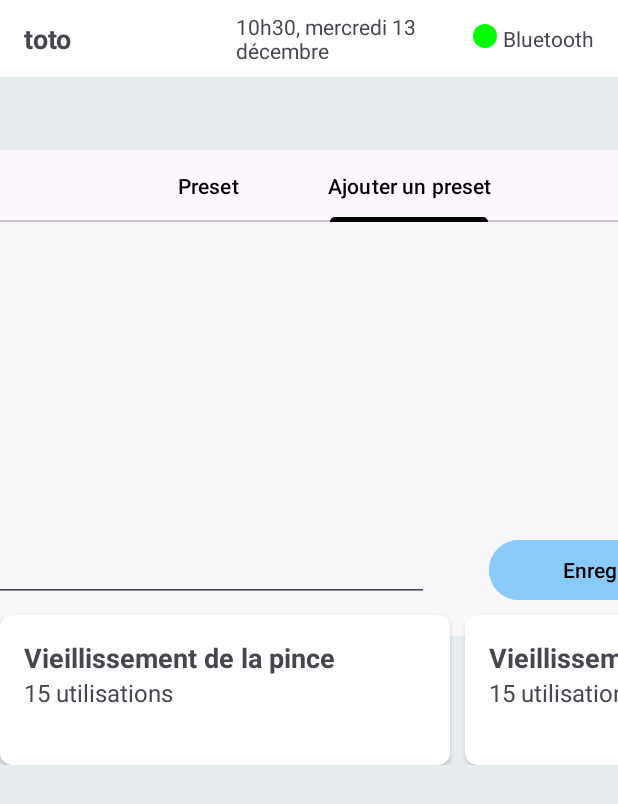
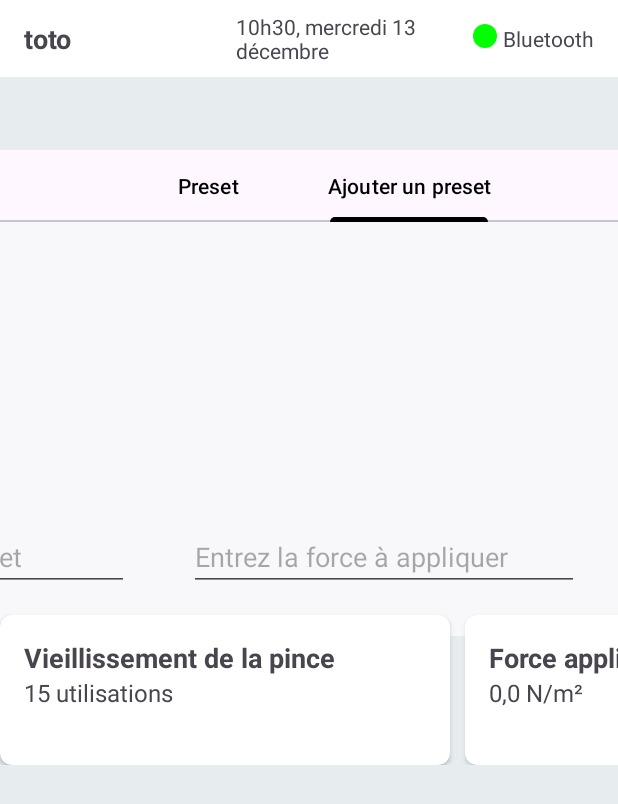
Before and after one commit to Maeva-B/Pince, an Android app: the screen it shows after launch (MainActivity), tab 2 chosen, on a phone screen of 412 x 824 dp. Shown: the top 804 px of the screen. Run offline under Robolectric (Android 15) with nearby library versions, the phone set to English and light mode, and no system bars.

Commit message:
version stable et propre

```diff
--- a/app/src/main/java/com/pince/app/MainActivity.java
+++ b/app/src/main/java/com/pince/app/MainActivity.java
@@ -89,13 +89,15 @@ public class MainActivity extends AppCompatActivity {
             Button presetButton1 = findViewById(R.id.presetButton1);
             Button presetButton2 = findViewById(R.id.presetButton2);
             Button presetButton3 = findViewById(R.id.presetButton3);
-            EditText editTexteInput = findViewById(R.id.addTextPreset);
+            EditText nomPreset = findViewById(R.id.nomPreset);
+            EditText forcePreset = findViewById(R.id.forcePreset);
             Spinner spinnerPreset = findViewById(R.id.spinner);
             presetButton1.setVisibility(View.VISIBLE);
             presetButton2.setVisibility(View.VISIBLE);
             spinnerPreset.setVisibility(View.VISIBLE);
             presetButton3.setVisibility(View.GONE);
-            editTexteInput.setVisibility(View.GONE);
+            nomPreset.setVisibility(View.GONE);
+            forcePreset.setVisibility(View.GONE);
         }
 
         // Définissez un écouteur de sélection d'onglet
@@ -107,26 +109,30 @@ public class MainActivity extends AppCompatActivity {
                     Button presetButton1 = findViewById(R.id.presetButton1);
                     Button presetButton2 = findViewById(R.id.presetButton2);
                     Button presetButton3 = findViewById(R.id.presetButton3);
-                    EditText editTexteInput = findViewById(R.id.addTextPreset);
+                    EditText nomPreset = findViewById(R.id.nomPreset);
+                    EditText forcePreset = findViewById(R.id.forcePreset);
                     Spinner spinnerPreset = findViewById(R.id.spinner);
                     presetButton1.setVisibility(View.VISIBLE);
                     presetButton2.setVisibility(View.VISIBLE);
                     spinnerPreset.setVisibility(View.VISIBLE);
                     presetButton3.setVisibility(View.GONE);
-                    editTexteInput.setVisibility(View.GONE);
+                    nomPreset.setVisibility(View.GONE);
+                    forcePreset.setVisibility(View.GONE);
                 }
                 // L'onglet "Personnalisable" est sélectionné
                 else if (tab.getPosition() == 1) {
                     Button presetButton1 = findViewById(R.id.presetButton1);
                     Button presetButton2 = findViewById(R.id.presetButton2);
                     Button presetButton3 = findViewById(R.id.presetButton3);
-                    EditText editTexteInput = findViewById(R.id.addTextPreset);
+                    EditText nomPreset = findViewById(R.id.nomPreset);
+                    EditText forcePreset = findViewById(R.id.forcePreset);
                     Spinner spinnerPreset = findViewById(R.id.spinner);
                     presetButton1.setVisibility(View.GONE);
                     presetButton2.setVisibility(View.GONE);
                     spinnerPreset.setVisibility(View.GONE);
                     presetButton3.setVisibility(View.VISIBLE);
-                    editTexteInput.setVisibility(View.VISIBLE);
+                    nomPreset.setVisibility(View.VISIBLE);
+                    forcePreset.setVisibility(View.VISIBLE);
                 }
             }
 
--- a/app/src/main/res/layout/activity_main.xml
+++ b/app/src/main/res/layout/activity_main.xml
@@ -184,13 +184,24 @@
 
                 <!-- EditText -->
                 <EditText
-                    android:id="@+id/addTextPreset"
-                    android:layout_width="200dp"
+                    android:id="@+id/nomPreset"
+                    android:layout_width="100dp"
                     android:layout_height="wrap_content"
                     android:layout_marginStart="20dp"
                     android:layout_marginEnd="20dp"
                     android:layout_weight="1"
-                    android:hint="Entrez le preset" />
+                    android:hint="Entrez le nom de l'objet" />
+
+
+                <!-- EditText -->
+                <EditText
+                    android:id="@+id/forcePreset"
+                    android:layout_width="100dp"
+                    android:layout_height="wrap_content"
+                    android:layout_marginStart="20dp"
+                    android:layout_marginEnd="20dp"
+                    android:layout_weight="1"
+                    android:hint="Entrez la force à appliquer" />
 
                 <!-- Button 3 -->
                 <Button
@@ -273,7 +284,7 @@
                 <TextView
                     android:layout_width="match_parent"
                     android:layout_height="wrap_content"
-                    android:text="@string/vieillissement_de_la_pince"
+                    android:text="@string/newton"
                     android:textSize="18sp"
                     android:textStyle="bold" />
 
@@ -281,7 +292,7 @@
                     android:layout_width="match_parent"
                     android:layout_height="wrap_content"
                     android:backgroundTint="#E60B0B"
-                    android:text="@string/nb_utilisations"
+                    android:text="@string/newtonValue"
                     android:textSize="16sp" />
 
             </LinearLayout>
--- a/app/src/main/res/values/strings.xml
+++ b/app/src/main/res/values/strings.xml
@@ -2,10 +2,14 @@
     <string name="app_name">Pince</string>
     <string name="vieillissement_de_la_pince">Vieillissement de la pince</string>
     <string name="nb_utilisations">15 utilisations</string>
+    <string name="newton">Force appliquée actuellement</string>
+    <string name="newtonValue">0,0 N/m²</string>
+
+    // fraise = 0,1 N/m²
 
     <string-array name="choices">
-        <item>titi</item>
-        <item>toto</item>
-        <item>tata</item>
+        <item>Fraise</item>
+        <item>Framboise</item>
+        <item>Œuf</item>
     </string-array>
 </resources>
```
